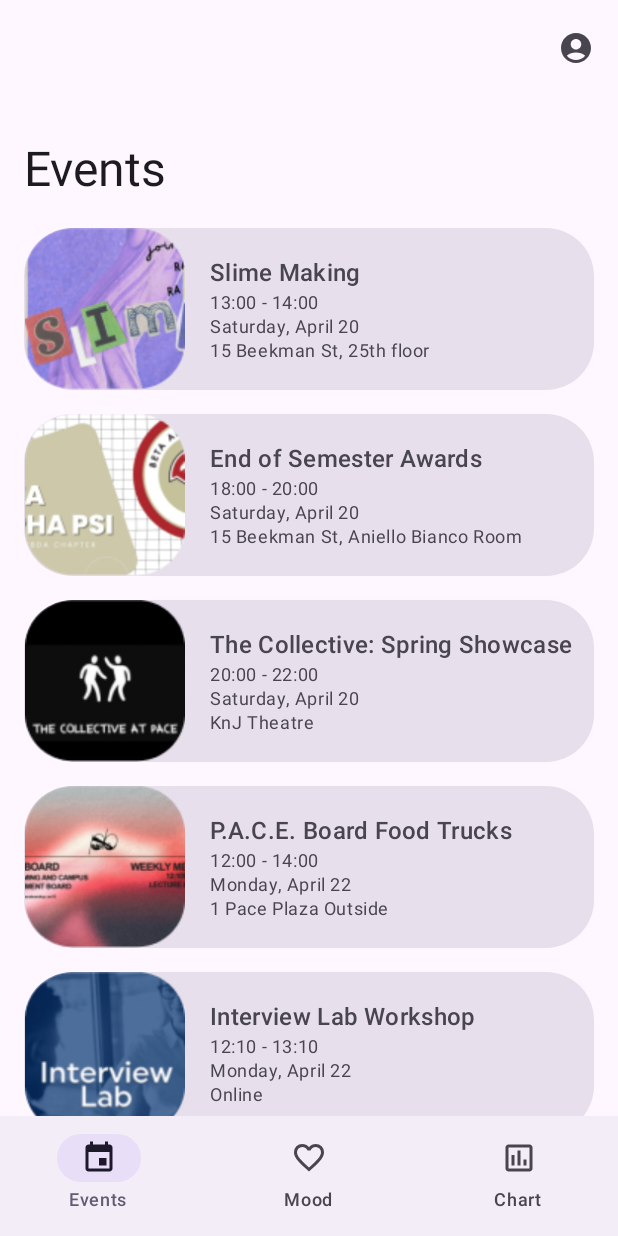
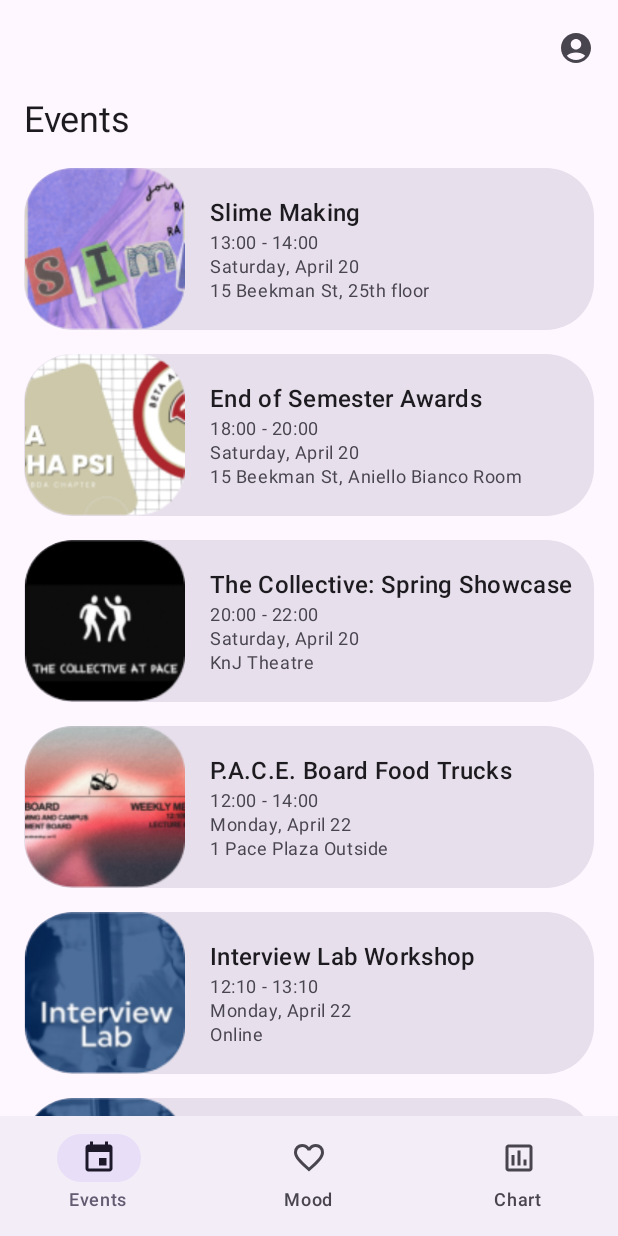
Before and after one commit to CS639-WellSpring/WellSpring, an Android app built with Jetpack Compose: the @Preview function PreviewEventsScreen, on a phone screen of 412 x 824 dp. Run offline under Robolectric (Android 15) with nearby library versions, the phone set to English and light mode, and no system bars.

Commit message:
add data

```diff
--- a/app/build.gradle.kts
+++ b/app/build.gradle.kts
@@ -49,6 +49,8 @@ android {
     }
 }
 
+
+
 dependencies {
 
     implementation("androidx.core:core-ktx:1.9.0")
@@ -60,6 +62,7 @@ dependencies {
     implementation("androidx.compose.ui:ui-tooling-preview")
     implementation("androidx.compose.material3:material3")
     implementation("androidx.navigation:navigation-compose:2.7.7")
+    implementation("com.github.PhilJay:MPAndroidChart:3.1.0")
     testImplementation("junit:junit:4.13.2")
     androidTestImplementation("androidx.test.ext:junit:1.1.5")
     androidTestImplementation("androidx.test.espresso:espresso-core:3.5.1")
--- a/app/src/main/java/com/example/wellspring/ui/screens/EventsScreen.kt
+++ b/app/src/main/java/com/example/wellspring/ui/screens/EventsScreen.kt
@@ -12,95 +12,69 @@ import androidx.compose.foundation.layout.padding
 import androidx.compose.foundation.layout.width
 import androidx.compose.foundation.lazy.LazyColumn
 import androidx.compose.foundation.lazy.items
+import androidx.compose.foundation.lazy.rememberLazyListState
 import androidx.compose.foundation.shape.RoundedCornerShape
 import androidx.compose.material.icons.Icons
 import androidx.compose.material.icons.filled.AccountCircle
 import androidx.compose.material3.ExperimentalMaterial3Api
 import androidx.compose.material3.Icon
 import androidx.compose.material3.IconButton
-import androidx.compose.material3.LargeTopAppBar
 import androidx.compose.material3.MaterialTheme
+import androidx.compose.material3.MediumTopAppBar
 import androidx.compose.material3.NavigationBar
 import androidx.compose.material3.NavigationBarItem
 import androidx.compose.material3.Scaffold
 import androidx.compose.material3.Surface
 import androidx.compose.material3.Text
 import androidx.compose.runtime.Composable
+import androidx.compose.runtime.LaunchedEffect
+import androidx.compose.runtime.mutableStateOf
+import androidx.compose.runtime.remember
 import androidx.compose.ui.Alignment
 import androidx.compose.ui.Modifier
 import androidx.compose.ui.platform.LocalContext
 import androidx.compose.ui.res.painterResource
 import androidx.compose.ui.tooling.preview.Preview
 import androidx.compose.ui.unit.dp
+import androidx.navigation.NavHostController
+import androidx.navigation.compose.rememberNavController
 import com.example.wellspring.R
-import com.example.wellspring.ui.theme.AppTheme
-
+import com.example.wellspring.ui.data.EventData
 
 @OptIn(ExperimentalMaterial3Api::class)
 @Composable
-fun EventsScreen() {
-    AppTheme {
+fun EventsScreen(navController: NavHostController) {
+    val scrollState = rememberLazyListState()
+    val shouldShowAppBar = remember { mutableStateOf(true) }
+    LaunchedEffect(scrollState.firstVisibleItemIndex, scrollState.firstVisibleItemScrollOffset) {
+        val showTopBar = scrollState.firstVisibleItemScrollOffset <= 0 && scrollState.firstVisibleItemIndex == 0
+        shouldShowAppBar.value = showTopBar
+    }
 
-        Scaffold(
-            topBar = {
-                LargeTopAppBar(
-                    title = { Text("Events", style = MaterialTheme.typography.headlineLarge) },
+    Scaffold(
+        topBar = {
+            if (shouldShowAppBar.value) {
+                MediumTopAppBar(
+                    title = { Text("Events") },
                     actions = {
-                        IconButton(onClick = { /* TODO: Handle profile click */ }) {
+                        IconButton(onClick = { /* Handle profile click */ }) {
                             Icon(Icons.Filled.AccountCircle, contentDescription = "Profile")
                         }
                     }
                 )
-            },
-            bottomBar = {
-                BottomNavigationBar()
             }
-        ) { innerPadding ->
-            EventsList(Modifier.padding(innerPadding))
-        }
+        },
+        bottomBar = { EventsBottomNavigationBar(navController) }
+    ) { innerPadding ->
+        EventsList(events = EventData.events, modifier = Modifier.padding(innerPadding))
     }
 }
 
 @Composable
-fun EventsList(modifier: Modifier = Modifier) {
-    val events = listOf(
-        EventItem(
-            "Slime Making",
-            "13:00 - 14:00",
-            "Saturday, April 20",
-            "15 Beekman St, 25th floor",
-            R.drawable.image01),
-        EventItem(
-            "End of Semester Awards",
-            "18:00 - 20:00",
-            "Saturday, April 20",
-            "15 Beekman St, Aniello Bianco Room",
-            R.drawable.image02),
-        EventItem(
-            "The Collective: Spring Showcase",
-            "20:00 - 22:00",
-            "Saturday, April 20",
-            "KnJ Theatre",
-            R.drawable.image03),
-        EventItem(
-            "P.A.C.E. Board Food Trucks",
-            "12:00 - 14:00",
-            "Monday, April 22",
-            "1 Pace Plaza Outside",
-            R.drawable.image04),
-        EventItem(
-            "Interview Lab Workshop",
-            "12:10 - 13:10",
-            "Monday, April 22",
-            "Online",
-            R.drawable.image05)
-    )
-
+fun EventsList(events: List<EventItem>, modifier: Modifier) {
     LazyColumn(
-        modifier = modifier
-            .padding(horizontal = 16.dp)  // Apply horizontal padding here
-            .fillMaxWidth(),
-        verticalArrangement = Arrangement.spacedBy(16.dp) // This adds spacing between items
+        modifier = modifier.padding(horizontal = 16.dp),
+        verticalArrangement = Arrangement.spacedBy(16.dp)
     ) {
         items(events) { event ->
             EventRow(event)
@@ -113,29 +87,27 @@ fun EventRow(event: EventItem) {
     Surface(
         modifier = Modifier
             .fillMaxWidth()
-            .height(108.dp), // Fixed height for the container
+            .height(108.dp),
         shape = RoundedCornerShape(32.dp),
         color = MaterialTheme.colorScheme.surfaceVariant
     ) {
         Row(
-            modifier = Modifier.fillMaxHeight(), // Ensure the Row fills the Surface height
+            modifier = Modifier.fillMaxHeight(),
             verticalAlignment = Alignment.CenterVertically
         ) {
             Image(
                 painter = painterResource(id = event.imageResId),
                 contentDescription = "Event Photo",
                 modifier = Modifier
-                    .width(108.dp) // Make the image square and equal to the height of the container
-                    .fillMaxHeight() // Image fills the vertical space of the container
+                    .width(108.dp)
+                    .fillMaxHeight()
             )
             Spacer(modifier = Modifier.width(16.dp))
-            Column(
-                modifier = Modifier.padding(vertical = 16.dp) // Apply vertical padding only here for text
-            ) {
+            Column {
                 Text(
                     text = event.title,
                     style = MaterialTheme.typography.titleMedium,
-                    color = MaterialTheme.colorScheme.onSurfaceVariant
+                    color = MaterialTheme.colorScheme.onSurface
                 )
                 Text(
                     text = event.time,
@@ -159,26 +131,26 @@ fun EventRow(event: EventItem) {
 
 
 @Composable
-fun BottomNavigationBar() {
+fun EventsBottomNavigationBar(navController: NavHostController) {
     val context = LocalContext.current
     NavigationBar {
         NavigationBarItem(
             icon = { Icon(painterResource(id = R.drawable.ic_events_filled), contentDescription = "Events") },
             label = { Text("Events") },
             selected = true,
-            onClick = { /* Handle Events click */ }
+            onClick = { }
         )
         NavigationBarItem(
             icon = { Icon(painterResource(id = R.drawable.ic_mood_outline), contentDescription = "Mood") },
             label = { Text("Mood") },
             selected = false,
-            onClick = { /* Handle Mood click */ }
+            onClick = { navController.navigate("mood") }
         )
         NavigationBarItem(
             icon = { Icon(painterResource(id = R.drawable.ic_chart_outline), contentDescription = "Chart") },
             label = { Text("Chart") },
             selected = false,
-            onClick = { /* Handle Chart click */ }
+            onClick = { navController.navigate("chart") }
         )
     }
 }
@@ -188,13 +160,12 @@ data class EventItem(
     val time: String,
     val date: String,
     val location: String,
-    val imageResId: Int  // Drawable resource ID for the event image
+    val imageResId: Int
 )
 
 @Preview(showBackground = true)
 @Composable
 fun PreviewEventsScreen() {
-    AppTheme { // Wrap in the app theme to apply styles
-        EventsScreen()
-    }
+    val navController = rememberNavController()
+    EventsScreen(navController)
 }
--- a/app/src/main/java/com/example/wellspring/ui/screens/SignUpScreen.kt
+++ b/app/src/main/java/com/example/wellspring/ui/screens/SignUpScreen.kt
@@ -67,7 +67,7 @@ fun SignUpScreen(navController: NavController) {
             SignUpEmailInput()
             SignUpPasswordInput(label = "Password")
             SignUpPasswordInput(label = "Confirm Password")
-            SignUpButton()
+            SignUpSubmitButton()
             DividerWithText("OR")
             SignUpWithGoogleButton()
         }
@@ -106,7 +106,7 @@ fun SignUpPasswordInput(label: String) {
 }
 
 @Composable
-fun SignUpButton() {
+fun SignUpSubmitButton() {
     Button(
         onClick = { /* Handle sign up */ },
         modifier = Modifier
--- a/build.gradle.kts
+++ b/build.gradle.kts
@@ -1,5 +1,5 @@
 // Top-level build file where you can add configuration options common to all sub-projects/modules.
 plugins {
-    id("com.android.application") version "8.1.2" apply false
+    id("com.android.application") version "8.4.0" apply false
     id("org.jetbrains.kotlin.android") version "1.8.10" apply false
 }
--- a/settings.gradle.kts
+++ b/settings.gradle.kts
@@ -10,6 +10,9 @@ dependencyResolutionManagement {
     repositories {
         google()
         mavenCentral()
+        maven {
+            url = uri("https://jitpack.io")
+        }
     }
 }
 
```
Also changed, not shown: app/src/main/java/com/example/wellspring/ui/data/EventData.kt (added, +53 -0 lines), app/src/main/java/com/example/wellspring/ui/data/MoodData.kt (added, +30 -0 lines), app/src/main/java/com/example/wellspring/ui/navigation/NavGraph.kt (+6 -1 lines), app/src/main/java/com/example/wellspring/ui/screens/ChartScreen.kt (added, +141 -0 lines), app/src/main/java/com/example/wellspring/ui/screens/MoodScreen.kt (added, +91 -0 lines), app/src/main/java/com/example/wellspring/ui/screens/SignInScreen.kt (+9 -9 lines), gradle/wrapper/gradle-wrapper.properties, 561 other files.
